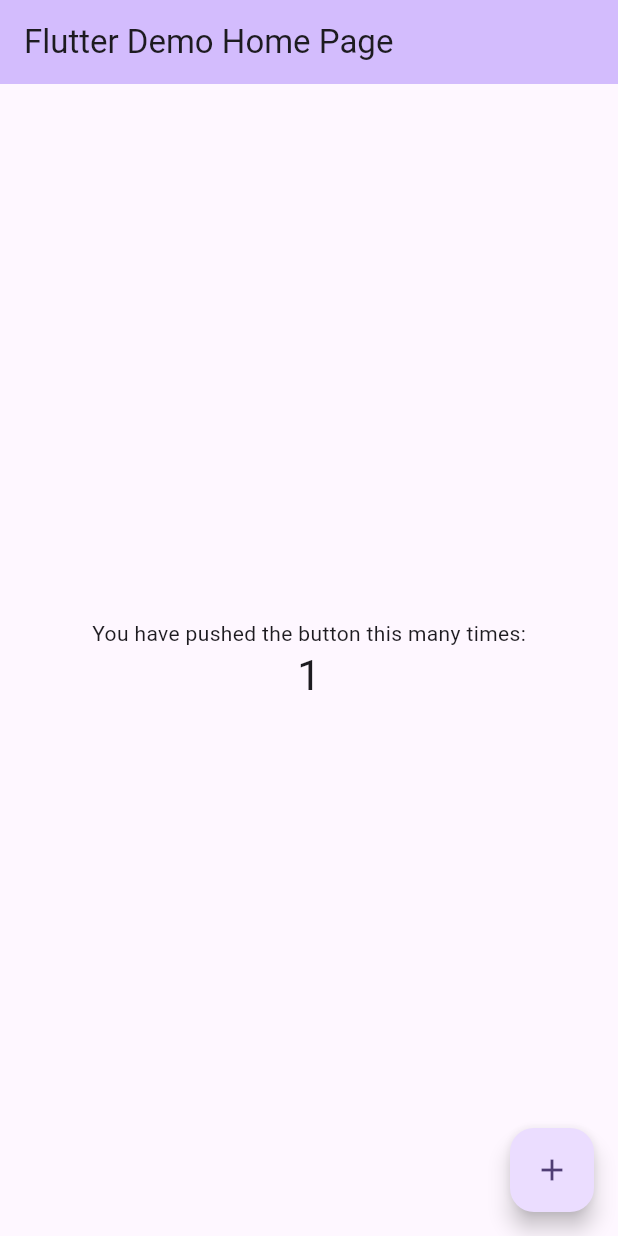
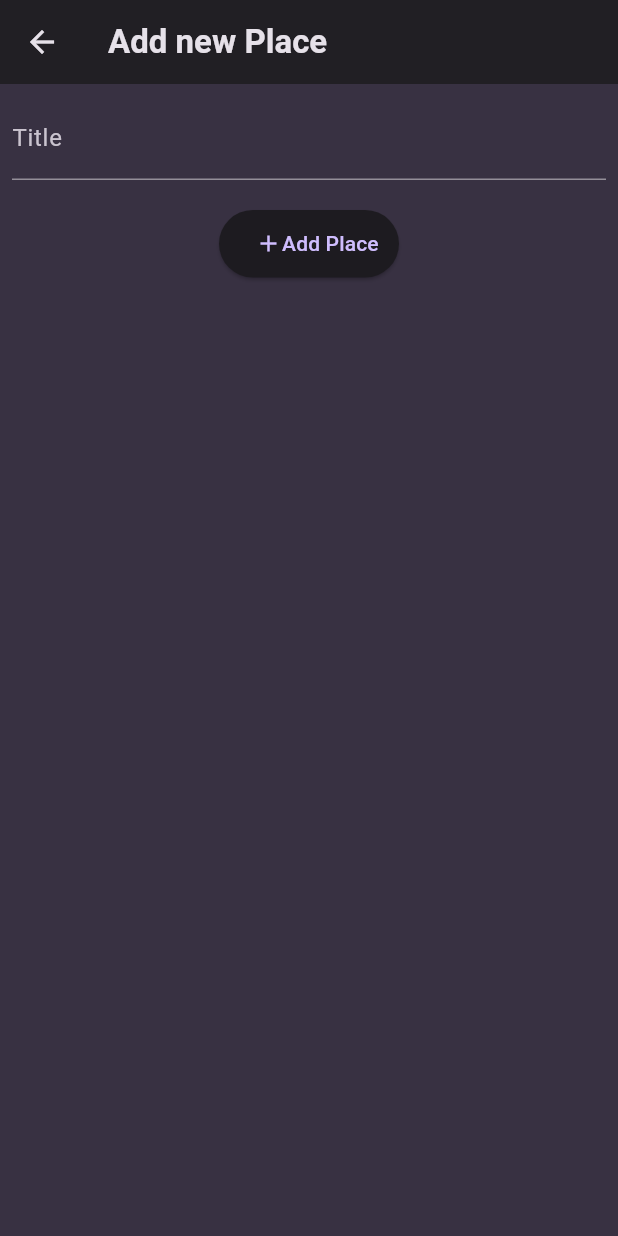
Before and after one commit to echolumaque/favorite_places, a Flutter app: the screen it shows after launch, after a tap on the "add" icon, on a phone screen of 412 x 824 dp. Run offline on Flutter 3.47's test engine with Material 3 defaults, Android fonts, the phone set to English and light mode, and no system bars; our stand-ins replace flutter_riverpod, google_fonts.

Commit message:
Implement place management with add and display functionality using Riverpoad as state manager

```diff
--- a/lib/main.dart
+++ b/lib/main.dart
@@ -1,125 +1,45 @@
+import 'package:favorite_places/screens/saved_places.dart';
 import 'package:flutter/material.dart';
+import 'package:flutter_riverpod/flutter_riverpod.dart';
+import 'package:google_fonts/google_fonts.dart';
+
+final colorScheme = ColorScheme.fromSeed(
+  brightness: Brightness.dark,
+  seedColor: const Color.fromARGB(255, 102, 6, 247),
+  surface: const Color.fromARGB(255, 56, 49, 66),
+);
+
+final theme = ThemeData().copyWith(
+  scaffoldBackgroundColor: colorScheme.surface,
+  colorScheme: colorScheme,
+  textTheme: GoogleFonts.ubuntuCondensedTextTheme().copyWith(
+    titleSmall: GoogleFonts.ubuntuCondensed(
+      fontWeight: FontWeight.bold,
+    ),
+    titleMedium: GoogleFonts.ubuntuCondensed(
+      fontWeight: FontWeight.bold,
+    ),
+    titleLarge: GoogleFonts.ubuntuCondensed(
+      fontWeight: FontWeight.bold,
+    ),
+  ),
+);
 
 void main() {
-  runApp(const MyApp());
+  runApp(
+    const ProviderScope(child: MyApp()),
+  );
 }
 
 class MyApp extends StatelessWidget {
   const MyApp({super.key});
 
-  // This widget is the root of your application.
   @override
   Widget build(BuildContext context) {
     return MaterialApp(
-      title: 'Flutter Demo',
-      theme: ThemeData(
-        // This is the theme of your application.
-        //
-        // TRY THIS: Try running your application with "flutter run". You'll see
-        // the application has a purple toolbar. Then, without quitting the app,
-        // try changing the seedColor in the colorScheme below to Colors.green
-        // and then invoke "hot reload" (save your changes or press the "hot
-        // reload" button in a Flutter-supported IDE, or press "r" if you used
-        // the command line to start the app).
-        //
-        // Notice that the counter didn't reset back to zero; the application
-        // state is not lost during the reload. To reset the state, use hot
-        // restart instead.
-        //
-        // This works for code too, not just values: Most code changes can be
-        // tested with just a hot reload.
-        colorScheme: ColorScheme.fromSeed(seedColor: Colors.deepPurple),
-        useMaterial3: true,
-      ),
-      home: const MyHomePage(title: 'Flutter Demo Home Page'),
+      title: 'Great Places',
+      theme: theme,
+      home: SavedPlacesScreen(),
     );
   }
 }
-
-class MyHomePage extends StatefulWidget {
-  const MyHomePage({super.key, required this.title});
-
-  // This widget is the home page of your application. It is stateful, meaning
-  // that it has a State object (defined below) that contains fields that affect
-  // how it looks.
-
-  // This class is the configuration for the state. It holds the values (in this
-  // case the title) provided by the parent (in this case the App widget) and
-  // used by the build method of the State. Fields in a Widget subclass are
-  // always marked "final".
-
-  final String title;
-
-  @override
-  State<MyHomePage> createState() => _MyHomePageState();
-}
-
-class _MyHomePageState extends State<MyHomePage> {
-  int _counter = 0;
-
-  void _incrementCounter() {
-    setState(() {
-      // This call to setState tells the Flutter framework that something has
-      // changed in this State, which causes it to rerun the build method below
-      // so that the display can reflect the updated values. If we changed
-      // _counter without calling setState(), then the build method would not be
-      // called again, and so nothing would appear to happen.
-      _counter++;
-    });
-  }
-
-  @override
-  Widget build(BuildContext context) {
-    // This method is rerun every time setState is called, for instance as done
-    // by the _incrementCounter method above.
-    //
-    // The Flutter framework has been optimized to make rerunning build methods
-    // fast, so that you can just rebuild anything that needs updating rather
-    // than having to individually change instances of widgets.
-    return Scaffold(
-      appBar: AppBar(
-        // TRY THIS: Try changing the color here to a specific color (to
-        // Colors.amber, perhaps?) and trigger a hot reload to see the AppBar
-        // change color while the other colors stay the same.
-        backgroundColor: Theme.of(context).colorScheme.inversePrimary,
-        // Here we take the value from the MyHomePage object that was created by
-        // the App.build method, and use it to set our appbar title.
-        title: Text(widget.title),
-      ),
-      body: Center(
-        // Center is a layout widget. It takes a single child and positions it
-        // in the middle of the parent.
-        child: Column(
-          // Column is also a layout widget. It takes a list of children and
-          // arranges them vertically. By default, it sizes itself to fit its
-          // children horizontally, and tries to be as tall as its parent.
-          //
-          // Column has various properties to control how it sizes itself and
-          // how it positions its children. Here we use mainAxisAlignment to
-          // center the children vertically; the main axis here is the vertical
-          // axis because Columns are vertical (the cross axis would be
-          // horizontal).
-          //
-          // TRY THIS: Invoke "debug painting" (choose the "Toggle Debug Paint"
-          // action in the IDE, or press "p" in the console), to see the
-          // wireframe for each widget.
-          mainAxisAlignment: MainAxisAlignment.center,
-          children: <Widget>[
-            const Text(
-              'You have pushed the button this many times:',
-            ),
-            Text(
-              '$_counter',
-              style: Theme.of(context).textTheme.headlineMedium,
-            ),
-          ],
-        ),
-      ),
-      floatingActionButton: FloatingActionButton(
-        onPressed: _incrementCounter,
-        tooltip: 'Increment',
-        child: const Icon(Icons.add),
-      ), // This trailing comma makes auto-formatting nicer for build methods.
-    );
-  }
-}
--- /dev/null
+++ b/lib/models/place.dart
@@ -0,0 +1,5 @@
+class Place {
+  Place({required this.name});
+
+  final String name;
+}
--- /dev/null
+++ b/lib/providers/saved_places_provider.dart
@@ -0,0 +1,14 @@
+import 'package:flutter_riverpod/flutter_riverpod.dart';
+import '../models/place.dart';
+
+class SavedPlacesProvider extends StateNotifier<List<Place>> {
+  SavedPlacesProvider() : super([]);
+
+  void savePlace(Place place) {
+    state = [...state, place];
+  }
+}
+
+final savedPlacesProvider =
+    StateNotifierProvider<SavedPlacesProvider, List<Place>>(
+        (ref) => SavedPlacesProvider());
--- /dev/null
+++ b/lib/screens/add_new_place.dart
@@ -0,0 +1,80 @@
+import 'package:favorite_places/models/place.dart';
+import 'package:favorite_places/providers/saved_places_provider.dart';
+import 'package:flutter/material.dart';
+import 'package:flutter_riverpod/flutter_riverpod.dart';
+
+class AddNewPlaceScreen extends ConsumerStatefulWidget {
+  const AddNewPlaceScreen({super.key});
+
+  @override
+  ConsumerState<AddNewPlaceScreen> createState() => _AddNewPlaceScreenState();
+}
+
+class _AddNewPlaceScreenState extends ConsumerState<AddNewPlaceScreen> {
+  final _formKey = GlobalKey<FormState>();
+  String? _enteredName = '';
+
+  void savePlace() {
+    if (!_formKey.currentState!.validate()) {
+      return;
+    }
+
+    _formKey.currentState!.save();
+    ref
+        .read(savedPlacesProvider.notifier)
+        .savePlace(Place(name: _enteredName!));
+
+    Navigator.of(context).pop();
+  }
+
+  @override
+  Widget build(BuildContext context) {
+    return Scaffold(
+      appBar: AppBar(
+        title: Text('Add new Place'),
+        backgroundColor: Theme.of(context).colorScheme.surfaceContainer,
+      ),
+      body: Form(
+        key: _formKey,
+        child: Padding(
+          padding: const EdgeInsets.all(8.0),
+          child: Column(
+            children: [
+              TextFormField(
+                style: TextStyle(
+                  color: Colors.white,
+                ),
+                decoration: InputDecoration(
+                  label: Text('Title'),
+                ),
+                validator: (value) {
+                  return value == null || value.isEmpty
+                      ? 'A place needs a name'
+                      : null;
+                },
+                onSaved: (value) {
+                  _enteredName = value;
+                },
+              ),
+              SizedBox(height: 20),
+              SizedBox(
+                width: 120,
+                height: 45,
+                child: ElevatedButton(
+                  onPressed: savePlace,
+                  child: Row(
+                    mainAxisAlignment: MainAxisAlignment.center,
+                    children: [
+                      Icon(Icons.add),
+                      Text('Add Place'),
+                    ],
+                  ),
+                ),
+              ),
+            ],
+          ),
+        ),
+      ),
+    );
+  }
+}
--- /dev/null
+++ b/lib/screens/place_info.dart
@@ -0,0 +1,29 @@
+import 'package:flutter/material.dart';
+import '../models/place.dart';
+
+class PlaceInfoScreen extends StatelessWidget {
+  const PlaceInfoScreen({
+    super.key,
+    required this.place,
+  });
+
+  final Place place;
+
+  @override
+  Widget build(BuildContext context) {
+    return Scaffold(
+      appBar: AppBar(
+        title: Text(place.name),
+        backgroundColor: Theme.of(context).colorScheme.surfaceContainer,
+      ),
+      body: Center(
+        child: Text(
+          place.name,
+          style: TextStyle(
+            color: Theme.of(context).colorScheme.onPrimaryContainer,
+          ),
+        ),
+      ),
+    );
+  }
+}
--- /dev/null
+++ b/lib/screens/saved_places.dart
@@ -0,0 +1,79 @@
+import 'package:favorite_places/providers/saved_places_provider.dart';
+import 'package:favorite_places/screens/add_new_place.dart';
+import 'package:favorite_places/screens/place_info.dart';
+import 'package:flutter/material.dart';
+import 'package:flutter_riverpod/flutter_riverpod.dart';
+
+class SavedPlacesScreen extends ConsumerStatefulWidget {
+  const SavedPlacesScreen({super.key});
+
+  @override
+  ConsumerState<SavedPlacesScreen> createState() => _SavedPlacesScreenState();
+}
+
+class _SavedPlacesScreenState extends ConsumerState<SavedPlacesScreen> {
+  @override
+  Widget build(BuildContext context) {
+    final savedPlaces = ref.watch(savedPlacesProvider);
+    Widget content = Center(
+      child: Text(
+        'No places added yet',
+        style: TextStyle(
+          color: Theme.of(context).colorScheme.onPrimaryContainer,
+        ),
+      ),
+    );
+
+    if (savedPlaces.isNotEmpty) {
+      content = ListView.builder(
+        itemCount: savedPlaces.length,
+        itemBuilder: (ctx, index) {
+          return Padding(
+            padding: const EdgeInsets.all(12.0),
+            child: TextButton(
+              style: TextButton.styleFrom(
+                alignment: Alignment.centerLeft,
+              ),
+              onPressed: () {
+                Navigator.of(context).push(
+                  MaterialPageRoute(
+                    builder: (ctx) => PlaceInfoScreen(
+                      place: savedPlaces[index],
+                    ),
+                  ),
+                );
+              },
+              child: Text(
+                savedPlaces[index].name,
+                style: TextStyle(
+                  color: Colors.white,
+                  fontSize: 20,
+                ),
+              ),
+            ),
+          );
+        },
+      );
+    }
+
+    return Scaffold(
+      appBar: AppBar(
+        title: Text('Your Places'),
+        backgroundColor: Theme.of(context).colorScheme.surfaceContainer,
+        actions: [
+          IconButton(
+            onPressed: () {
+              Navigator.of(context).push(
+                MaterialPageRoute(
+                  builder: (ctx) => AddNewPlaceScreen(),
+                ),
+              );
+            },
+            icon: Icon(Icons.add),
+          ),
+        ],
+      ),
+      body: content,
+    );
+  }
+}
--- a/pubspec.yaml
+++ b/pubspec.yaml
@@ -34,6 +34,8 @@ dependencies:
   # The following adds the Cupertino Icons font to your application.
   # Use with the CupertinoIcons class for iOS style icons.
   cupertino_icons: ^1.0.8
+  google_fonts: ^6.2.1
+  flutter_riverpod: ^2.6.1
 
 dev_dependencies:
   flutter_test:
```
Also changed, not shown: analysis_options.yaml (+57 -1 lines), pubspec.lock, 2 other files.
